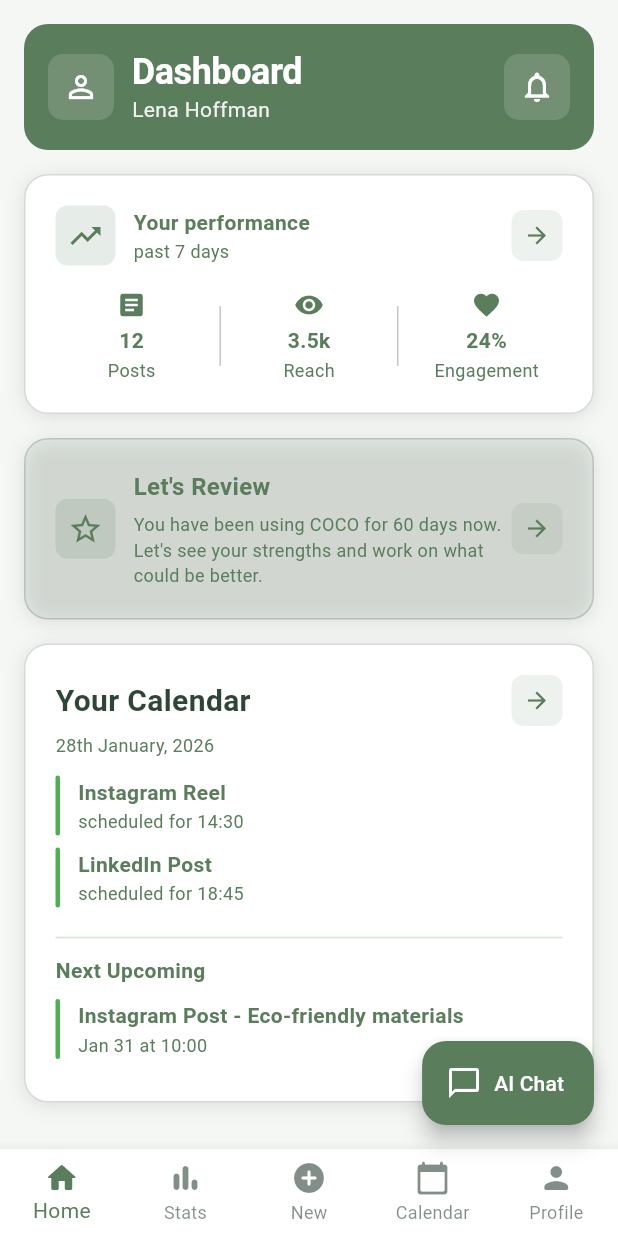
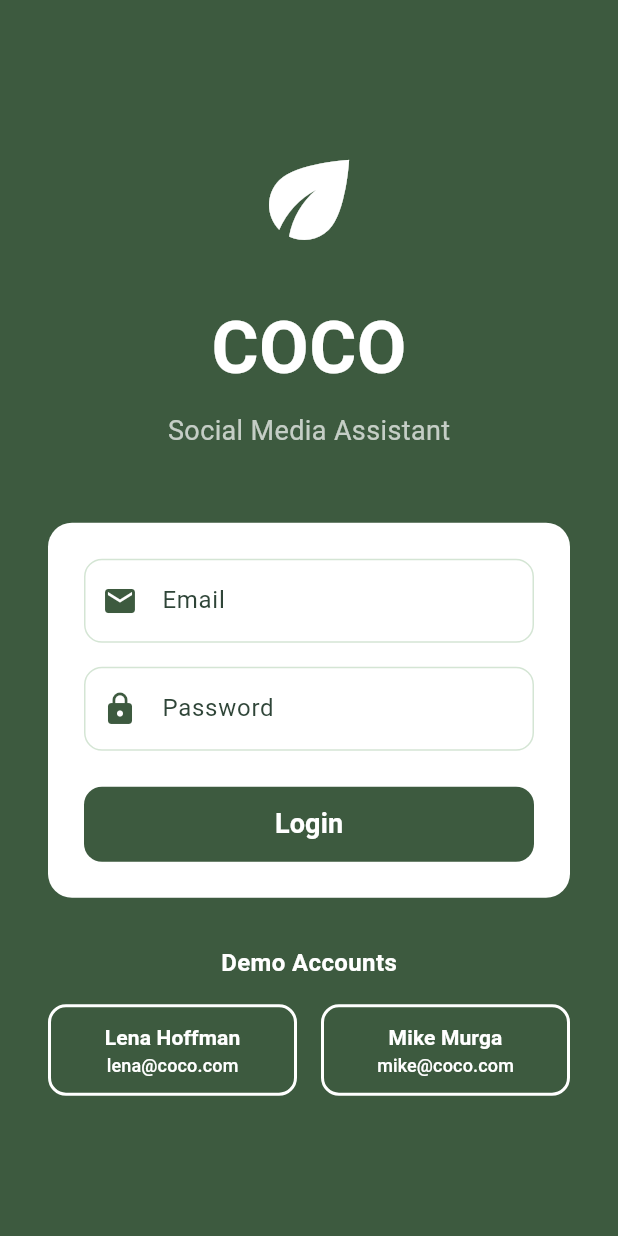
Before and after one commit to toshvarma/coco-app, a Flutter app: the screen it shows after launch, on a phone screen of 412 x 824 dp. Run offline on Flutter 3.47's test engine with Material 3 defaults, Android fonts, the phone set to English and light mode, and no system bars; our stand-ins replace flutter_markdown, shared_preferences.

Commit message:
Added Working backend
Accounts added
- Lena Hoffman
- Mike Murga

```diff
--- a/lib/data/services/ai_chat_service.dart
+++ b/lib/data/services/ai_chat_service.dart
@@ -1,5 +1,6 @@
 import 'dart:convert';
 import 'package:http/http.dart' as http;
+import 'package:shared_preferences/shared_preferences.dart';
 
 class AiChatService {
   static const String _baseUrl = 'http://10.0.2.2:3000/api/chat';
@@ -10,6 +11,10 @@ class AiChatService {
         List<Map<String, String>>? chatHistory,
       }) async {
     try {
+      // Get current user email
+      final prefs = await SharedPreferences.getInstance();
+      final userEmail = prefs.getString('userEmail') ?? '';
+
       List<Map<String, String>> messages = [];
 
       if (chatHistory != null) {
@@ -30,6 +35,7 @@ class AiChatService {
         },
         body: jsonEncode({
           'messages': messages,
+          'userEmail': userEmail,
           'system': 'You are COCO, a helpful AI assistant for social media content creation. You help interior designers create engaging posts for Instagram, Facebook, LinkedIn, and TikTok. Be creative, professional, and concise.',
         }),
       );
--- /dev/null
+++ b/lib/data/services/auth_service.dart
@@ -0,0 +1,59 @@
+import 'dart:convert';
+import 'package:http/http.dart' as http;
+import 'package:shared_preferences/shared_preferences.dart';
+
+class AuthService {
+  static const String _baseUrl = 'http://10.0.2.2:3000/api/auth';
+  //static const String _baseUrl = 'http://localhost:3000/api/auth';
+
+  Future<Map<String, dynamic>?> login(String email, String password) async {
+    try {
+      final response = await http.post(
+        Uri.parse('$_baseUrl/login'),
+        headers: {'Content-Type': 'application/json'},
+        body: jsonEncode({
+          'email': email,
+          'password': password,
+        }),
+      );
+
+      if (response.statusCode == 200) {
+        final data = jsonDecode(response.body);
+        if (data['success']) {
+          // Save user info locally
+          final prefs = await SharedPreferences.getInstance();
+          await prefs.setString('userEmail', data['user']['email']);
+          await prefs.setString('userName', data['user']['name']);
+
+          return data['user'];
+        }
+      }
+      return null;
+    } catch (e) {
+      print('Error logging in: $e');
+      return null;
+    }
+  }
+
+  Future<void> logout() async {
+    final prefs = await SharedPreferences.getInstance();
+    await prefs.remove('userEmail');
+    await prefs.remove('userName');
+  }
+
+  Future<Map<String, String>?> getCurrentUser() async {
+    final prefs = await SharedPreferences.getInstance();
+    final email = prefs.getString('userEmail');
+    final name = prefs.getString('userName');
+
+    if (email != null && name != null) {
+      return {'email': email, 'name': name};
+    }
+    return null;
+  }
+
+  Future<bool> isLoggedIn() async {
+    final user = await getCurrentUser();
+    return user != null;
+  }
+}
--- a/lib/data/services/schedule_service.dart
+++ b/lib/data/services/schedule_service.dart
@@ -1,17 +1,29 @@
 import 'dart:convert';
 import 'package:http/http.dart' as http;
+import 'package:shared_preferences/shared_preferences.dart';
 import '../../domain/models/scheduled_post_model.dart';
 
 class ScheduleService {
-  static const String _baseUrl = 'http://10.0.2.2:3000/api/posts'; // Change for mobile: http://10.0.2.2:3000/api/posts
+  static const String _baseUrl = 'http://10.0.2.2:3000/api/posts';
+  //static const String _baseUrl = 'http://localhost:3000/api/posts';
+
+  Future<String> _getUserEmail() async {
+    final prefs = await SharedPreferences.getInstance();
+    return prefs.getString('userEmail') ?? '';
+  }
 
   // Schedule a post
   Future<bool> schedulePost(ScheduledPost post) async {
     try {
+      final userEmail = await _getUserEmail();
+
       final response = await http.post(
         Uri.parse('$_baseUrl/schedule'),
         headers: {'Content-Type': 'application/json'},
-        body: jsonEncode(post.toJson()),
+        body: jsonEncode({
+          'userEmail': userEmail,
+          'post': post.toJson(),
+        }),
       );
 
       if (response.statusCode == 200) {
@@ -28,8 +40,10 @@ class ScheduleService {
   // Get all scheduled posts
   Future<List<ScheduledPost>> getAllScheduledPosts() async {
     try {
+      final userEmail = await _getUserEmail();
+
       final response = await http.get(
-        Uri.parse('$_baseUrl/scheduled'),
+        Uri.parse('$_baseUrl/scheduled/$userEmail'),
       );
 
       if (response.statusCode == 200) {
@@ -49,8 +63,10 @@ class ScheduleService {
   // Delete a post
   Future<bool> deletePost(String postId) async {
     try {
+      final userEmail = await _getUserEmail();
+
       final response = await http.delete(
-        Uri.parse('$_baseUrl/scheduled/$postId'),
+        Uri.parse('$_baseUrl/scheduled/$userEmail/$postId'),
       );
 
       if (response.statusCode == 200) {
--- a/lib/main.dart
+++ b/lib/main.dart
@@ -1,8 +1,10 @@
 import 'package:flutter/material.dart';
 import 'package:provider/provider.dart';
+import 'package:coco_app/presentation/screens/login_screen.dart';
 import 'package:coco_app/presentation/screens/home_screen.dart';
 import 'package:coco_app/core/constants/app_themes.dart';
 import 'package:coco_app/data/services/theme_service.dart';
+import 'package:coco_app/data/services/auth_service.dart';
 
 void main() async {
   WidgetsFlutterBinding.ensureInitialized();
@@ -28,7 +30,31 @@ class MyApp extends StatelessWidget {
       theme: AppThemes.lightTheme,
       darkTheme: AppThemes.darkTheme,
       themeMode: themeService.themeMode,
-      home: const HomeScreen(),
+      home: const AuthWrapper(),
     );
   }
 }
+
+class AuthWrapper extends StatelessWidget {
+  const AuthWrapper({super.key});
+
+  @override
+  Widget build(BuildContext context) {
+    return FutureBuilder<bool>(
+      future: AuthService().isLoggedIn(),
+      builder: (context, snapshot) {
+        if (snapshot.connectionState == ConnectionState.waiting) {
+          return const Scaffold(
+            body: Center(child: CircularProgressIndicator()),
+          );
+        }
+
+        if (snapshot.data == true) {
+          return const HomeScreen();
+        }
+
+        return const LoginScreen();
+      },
+    );
+  }
+}
--- /dev/null
+++ b/lib/presentation/screens/login_screen.dart
@@ -0,0 +1,221 @@
+import 'package:flutter/material.dart';
+import '../../core/constants/colors.dart';
+import '../../data/services/auth_service.dart';
+import 'home_screen.dart';
+
+class LoginScreen extends StatefulWidget {
+  const LoginScreen({super.key});
+
+  @override
+  State<LoginScreen> createState() => _LoginScreenState();
+}
+
+class _LoginScreenState extends State<LoginScreen> {
+  final _emailController = TextEditingController();
+  final _passwordController = TextEditingController();
+  final _authService = AuthService();
+  bool _isLoading = false;
+
+  @override
+  void dispose() {
+    _emailController.dispose();
+    _passwordController.dispose();
+    super.dispose();
+  }
+
+  Future<void> _handleLogin() async {
+    if (_emailController.text.isEmpty || _passwordController.text.isEmpty) {
+      ScaffoldMessenger.of(context).showSnackBar(
+        const SnackBar(
+          content: Text('Please enter email and password'),
+          backgroundColor: Colors.red,
+        ),
+      );
+      return;
+    }
+
+    setState(() => _isLoading = true);
+
+    final user = await _authService.login(
+      _emailController.text,
+      _passwordController.text,
+    );
+
+    setState(() => _isLoading = false);
+
+    if (!mounted) return;
+
+    if (user != null) {
+      Navigator.of(context).pushReplacement(
+        MaterialPageRoute(builder: (context) => const HomeScreen()),
+      );
+    } else {
+      ScaffoldMessenger.of(context).showSnackBar(
+        const SnackBar(
+          content: Text('Invalid email or password'),
+          backgroundColor: Colors.red,
+        ),
+      );
+    }
+  }
+
+  void _fillDemoAccount(String email, String password) {
+    _emailController.text = email;
+    _passwordController.text = password;
+  }
+
+  @override
+  Widget build(BuildContext context) {
+    return Scaffold(
+      backgroundColor: AppColors.primarygreen,
+      body: SafeArea(
+        child: Center(
+          child: SingleChildScrollView(
+            padding: const EdgeInsets.all(32),
+            child: Column(
+              mainAxisAlignment: MainAxisAlignment.center,
+              children: [
+                const Icon(
+                  Icons.eco,
+                  size: 80,
+                  color: Colors.white,
+                ),
+                const SizedBox(height: 24),
+                const Text(
+                  'COCO',
+                  style: TextStyle(
+                    fontSize: 48,
+                    fontWeight: FontWeight.bold,
+                    color: Colors.white,
+                  ),
+                ),
+                const SizedBox(height: 8),
+                const Text(
+                  'Social Media Assistant',
+                  style: TextStyle(
+                    fontSize: 18,
+                    color: Colors.white70,
+                  ),
+                ),
+                const SizedBox(height: 48),
+                Container(
+                  padding: const EdgeInsets.all(24),
+                  decoration: BoxDecoration(
+                    color: Colors.white,
+                    borderRadius: BorderRadius.circular(16),
+                  ),
+                  child: Column(
+                    children: [
+                      TextField(
+                        controller: _emailController,
+                        decoration: InputDecoration(
+                          labelText: 'Email',
+                          prefixIcon: Icon(Icons.email, color: AppColors.primarygreen),
+                          border: OutlineInputBorder(
+                            borderRadius: BorderRadius.circular(12),
+                          ),
+                          focusedBorder: OutlineInputBorder(
+                            borderRadius: BorderRadius.circular(12),
+                            borderSide: BorderSide(color: AppColors.primarygreen, width: 2),
+                          ),
+                        ),
+                      ),
+                      const SizedBox(height: 16),
+                      TextField(
+                        controller: _passwordController,
+                        obscureText: true,
+                        decoration: InputDecoration(
+                          labelText: 'Password',
+                          prefixIcon: Icon(Icons.lock, color: AppColors.primarygreen),
+                          border: OutlineInputBorder(
+                            borderRadius: BorderRadius.circular(12),
+                          ),
+                          focusedBorder: OutlineInputBorder(
+                            borderRadius: BorderRadius.circular(12),
+                            borderSide: BorderSide(color: AppColors.primarygreen, width: 2),
+                          ),
+                        ),
+                        onSubmitted: (_) => _handleLogin(),
+                      ),
+                      const SizedBox(height: 24),
+                      SizedBox(
+                        width: double.infinity,
+                        height: 50,
+                        child: ElevatedButton(
+                          onPressed: _isLoading ? null : _handleLogin,
+                          style: ElevatedButton.styleFrom(
+                            backgroundColor: AppColors.primarygreen,
+                            shape: RoundedRectangleBorder(
+                              borderRadius: BorderRadius.circular(12),
+                            ),
+                          ),
+                          child: _isLoading
+                              ? const CircularProgressIndicator(color: Colors.white)
+                              : const Text(
+                            'Login',
+                            style: TextStyle(
+                              fontSize: 18,
+                              fontWeight: FontWeight.bold,
+                              color: Colors.white,
+                            ),
+                          ),
+                        ),
+                      ),
+                    ],
+                  ),
+                ),
+                const SizedBox(height: 32),
+                const Text(
+                  'Demo Accounts',
+                  style: TextStyle(
+                    color: Colors.white,
+                    fontSize: 16,
+                    fontWeight: FontWeight.bold,
+                  ),
+                ),
+                const SizedBox(height: 16),
+                Row(
+                  children: [
+                    Expanded(
+                      child: OutlinedButton(
+                        onPressed: () => _fillDemoAccount('lena@coco.com', 'password1'),
+                        style: OutlinedButton.styleFrom(
+                          foregroundColor: Colors.white,
+                          side: const BorderSide(color: Colors.white, width: 2),
+                          padding: const EdgeInsets.symmetric(vertical: 12),
+                        ),
+                        child: const Column(
+                          children: [
+                            Text('Lena Hoffman', style: TextStyle(fontWeight: FontWeight.bold)),
+                            Text('lena@coco.com', style: TextStyle(fontSize: 12)),
+                          ],
+                        ),
+                      ),
+                    ),
+                    const SizedBox(width: 16),
+                    Expanded(
+                      child: OutlinedButton(
+                        onPressed: () => _fillDemoAccount('mike@coco.com', 'password2'),
+                        style: OutlinedButton.styleFrom(
+                          foregroundColor: Colors.white,
+                          side: const BorderSide(color: Colors.white, width: 2),
+                          padding: const EdgeInsets.symmetric(vertical: 12),
+                        ),
+                        child: const Column(
+                          children: [
+                            Text('Mike Murga', style: TextStyle(fontWeight: FontWeight.bold)),
+                            Text('mike@coco.com', style: TextStyle(fontSize: 12)),
+                          ],
+                        ),
+                      ),
+                    ),
+                  ],
+                ),
+              ],
+            ),
+          ),
+        ),
+      ),
+    );
+  }
+}
```
Also changed, not shown: lib/presentation/screens/profile_screen.dart (+48 -11 lines), 1 other file.
